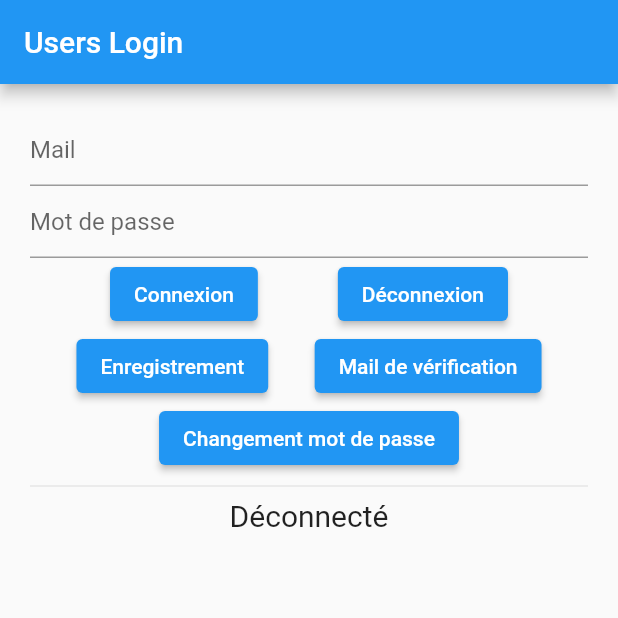
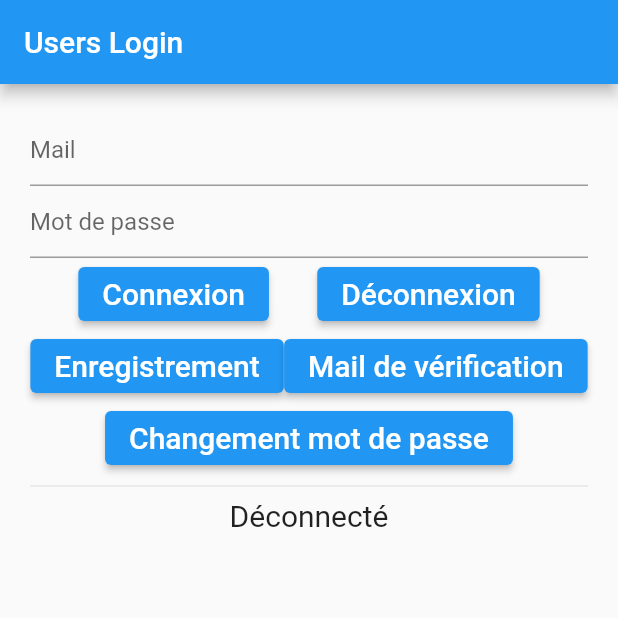
Before and after one commit to RemiKoutcherawy/doleances, a Flutter app: the Users screen opened directly, after a tap on "Connexion", after a tap on "Déconnexion", on a phone screen of 412 x 824 dp, the top half of it. Run offline on Flutter 3.47's test engine with Material 2 defaults, Android fonts, the phone set to English and light mode, and no system bars; our stand-ins replace cloud_firestore, firebase_auth, firebase_core; missing offline and left inert: cloud_firestore_web, firebase_auth_web, firebase_core_web, shared_preferences_web; accounts and stored records are empty; network calls fail.

Commit message:
Set text style to fontSize:20.

```diff
--- a/lib/APropos.dart
+++ b/lib/APropos.dart
@@ -17,16 +17,14 @@ RGPD : aucune information personnelle n'est collectée, le code a pour seule fin
   Widget build(BuildContext context) {
     return Scaffold(
       appBar: AppBar(
-        title: Text('Doléance à propos'),
+        title: Text('Doléance à propos',style:style),
       ),
       body: Container(
         padding: const EdgeInsets.all(20),
         child: Column(children: [
-          Text(
-            _message,
-          ),
+          Text(_message,style:style,),
           OutlinedButton(
-            child: Text('OK'),
+            child: Text('OK',style:style),
             onPressed: () {
               Navigator.of(context).pop();
             },
--- a/lib/Users.dart
+++ b/lib/Users.dart
@@ -26,6 +26,8 @@ class _UsersState extends State<Users> {
   String _message = '';
   final TextEditingController _email = TextEditingController();
   final TextEditingController _password = TextEditingController();
+  // Style
+  static const TextStyle style = TextStyle(fontSize: 20,);
 
   @override
   void initState() {
@@ -38,13 +40,11 @@ class _UsersState extends State<Users> {
       context: context,
       builder: (context) {
         return AlertDialog(
-          title: Text(title),
-          content: Text(
-            '${(e as dynamic).message}',
-          ),
+          title: Text(title,style:style,),
+          content: Text('${(e as dynamic).message}',style:style,),
           actions: <Widget>[
             OutlinedButton(
-              child: Text('OK'),
+              child: Text('OK',style:style),
               onPressed: () {
                 Navigator.of(context).pop();
               },
@@ -160,7 +160,7 @@ class _UsersState extends State<Users> {
   Widget build(BuildContext context) {
     return Scaffold(
       appBar: AppBar(
-        title: Text('Users Login'),
+        title: Text('Users Login',style:style),
       ),
       body: Container(
         padding: const EdgeInsets.all(20),
@@ -184,13 +184,13 @@ class _UsersState extends State<Users> {
                 mainAxisAlignment: MainAxisAlignment.spaceEvenly,
                 children: [
                   ElevatedButton(
-                    child: Text('Connexion'),
+                    child: Text('Connexion',style:style),
                     onPressed: () {
                       _connect();
                     },
                   ),
                   ElevatedButton(
-                    child: Text('Déconnexion'),
+                    child: Text('Déconnexion',style:style),
                     onPressed: () {
                       _disconnect();
                     },
@@ -201,13 +201,13 @@ class _UsersState extends State<Users> {
                 mainAxisAlignment: MainAxisAlignment.spaceEvenly,
                 children: [
                   ElevatedButton(
-                    child: Text('Enregistrement'),
+                    child: Text('Enregistrement',style:style),
                     onPressed: () {
                       _register();
                     },
                   ),
                   ElevatedButton(
-                    child: Text('Mail de vérification'),
+                    child: Text('Mail de vérification',style:style),
                     onPressed: () {
                       _verifyEmail();
                     },
@@ -218,7 +218,7 @@ class _UsersState extends State<Users> {
                 mainAxisAlignment: MainAxisAlignment.spaceEvenly,
                 children: [
                   ElevatedButton(
-                    child: Text('Changement mot de passe'),
+                    child: Text('Changement mot de passe',style:style),
                     onPressed: () {
                       _passwordChange();
                     },
@@ -227,12 +227,7 @@ class _UsersState extends State<Users> {
               ),
               Divider(),
               Center(
-                child: Text(
-                  _message,
-                  style: TextStyle(
-                    fontSize: 20,
-                  ),
-                ),
+                child: Text(_message,style:style,),
               )
             ],
           ),
```
